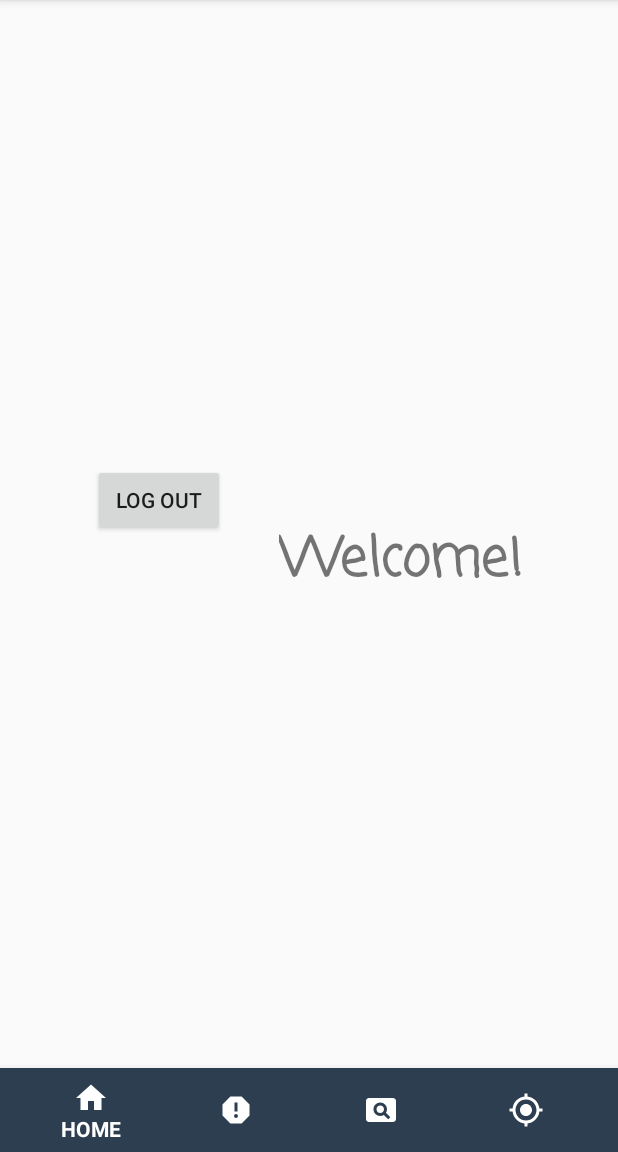
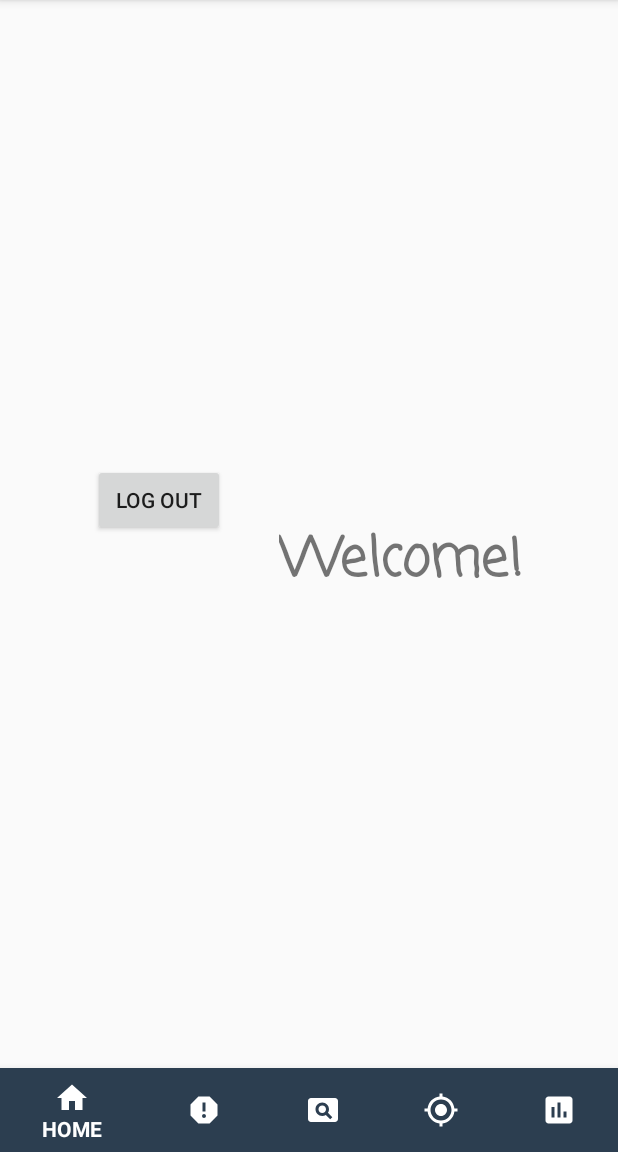
Before and after one commit to patrikperko/M1, an Android app: the activity_loginsuccessful screen opened directly, with no data from a screen before it, on a phone screen of 412 x 824 dp, the part 84-1236 px from its top. Run offline under Robolectric (Android 15) with nearby library versions, the phone set to English and light mode, and no system bars.

Commit message:
RA 63: User can see option for graph
* Add Graph_Fragment to activity_loginsuccessful

```diff
--- a/app/src/main/java/edu/gatech/cs1332/ratattack/controller/activity_loginsuccessful.java
+++ b/app/src/main/java/edu/gatech/cs1332/ratattack/controller/activity_loginsuccessful.java
@@ -75,6 +75,8 @@ public class activity_loginsuccessful extends AppCompatActivity {
                         selectedFragment = location_fragment.newInstance();
                         Log.d("LocationFragment","test437");
                         break;
+                    case R.id.graphbutton:
+                        selectedFragment = Graph_Fragment.newInstance();
                     default:
                         break;
                 }
--- /dev/null
+++ b/app/src/main/res/drawable/ic_graph.xml
@@ -0,0 +1,9 @@
+<vector xmlns:android="http://schemas.android.com/apk/res/android"
+    android:width="24dp"
+    android:height="24dp"
+    android:viewportWidth="24.0"
+    android:viewportHeight="24.0">
+    <path
+        android:fillColor="#FF000000"
+        android:pathData="M19,3L5,3c-1.1,0 -2,0.9 -2,2v14c0,1.1 0.9,2 2,2h14c1.1,0 2,-0.9 2,-2L21,5c0,-1.1 -0.9,-2 -2,-2zM9,17L7,17v-7h2v7zM13,17h-2L11,7h2v10zM17,17h-2v-4h2v4z"/>
+</vector>
--- a/app/src/main/res/menu/menu_navigation.xml
+++ b/app/src/main/res/menu/menu_navigation.xml
@@ -22,6 +22,11 @@
         android:id="@+id/locationbutton"
         android:icon = "@drawable/ic_location"
         app:showAsAction="ifRoom"/>
+    <item
+        android:title="HISTORY GRAPH"
+        android:id="@+id/graphbutton"
+        android:icon = "@drawable/ic_graph"
+        app:showAsAction="ifRoom"/>
 
 
 
```
Also changed, not shown: app/src/main/java/edu/gatech/cs1332/ratattack/controller/Graph_Fragment.java (added, +35 -0 lines), app/src/main/res/layout/activity_graph_fragment.xml (added, +11 -0 lines).
